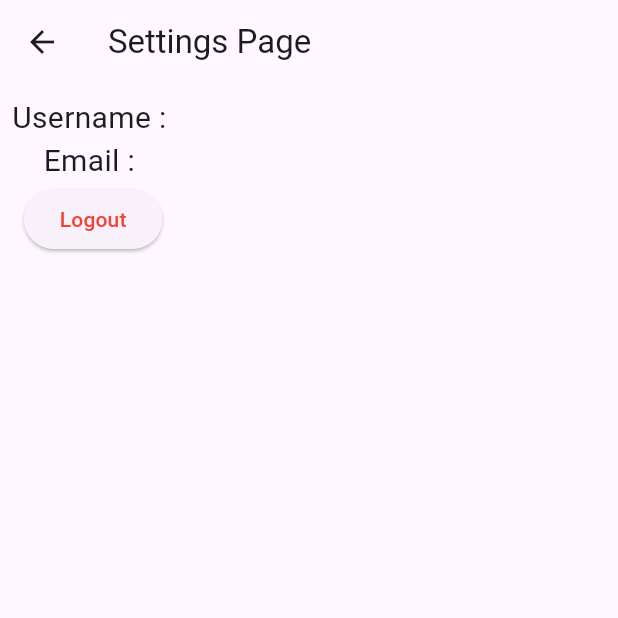
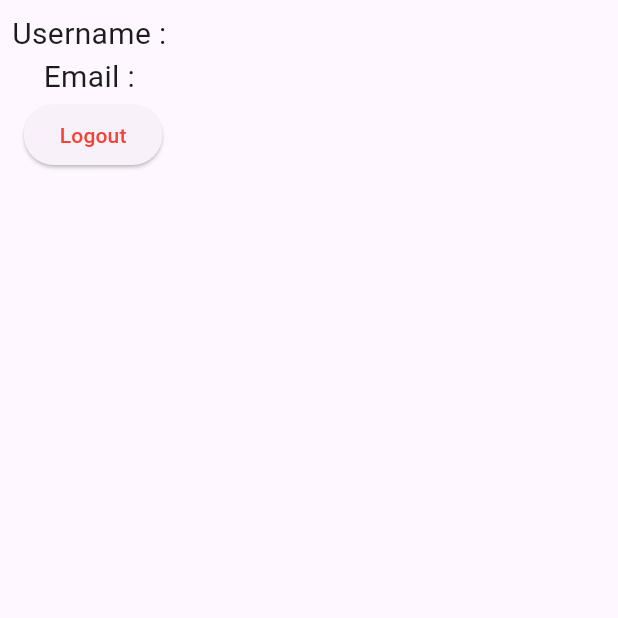
Before and after one commit to Nayanpatel48/Quiz_App, a Flutter app: the SettingsPage screen opened directly, on a phone screen of 412 x 824 dp, the top half of it. Run offline on Flutter 3.47's test engine with Material 3 defaults, Android fonts, the phone set to English and light mode, and no system bars; our stand-ins replace dio, shared_preferences; accounts and stored records are empty; network calls fail.

Commit message:
app bar removed

```diff
--- a/client/lib/History/view/history_page.dart
+++ b/client/lib/History/view/history_page.dart
@@ -14,7 +14,7 @@ class _HistoryPageState extends State<HistoryPage> {
   @override
   Widget build(BuildContext context) {
     return Scaffold(
-      appBar: AppBar(title: const Text('History Page')),
+      // appBar: AppBar(title: const Text('History Page')),
       body: ChangeNotifierProvider(
         create: (context) {
           final vm = HistoryViewModel();
--- a/client/lib/Home/view/home_page.dart
+++ b/client/lib/Home/view/home_page.dart
@@ -41,7 +41,7 @@ class _HomePageState extends State<HomePage> {
   @override
   Widget build(BuildContext context) {
     return Scaffold(
-      appBar: AppBar(title: const Text('Home Page')),
+      // appBar: AppBar(title: const Text('Home Page'),),
       body: Column(
         children: [
           CardWidget(
--- a/client/lib/Settings/view/settings_page.dart
+++ b/client/lib/Settings/view/settings_page.dart
@@ -16,7 +16,7 @@ class _SettingsPageState extends State<SettingsPage> {
   @override
   Widget build(BuildContext context) {
     return Scaffold(
-      appBar: AppBar(title: const Text('Settings Page')),
+      // appBar: AppBar(title: const Text('Settings Page')),
 
       //---------
       body: ChangeNotifierProvider(
```
